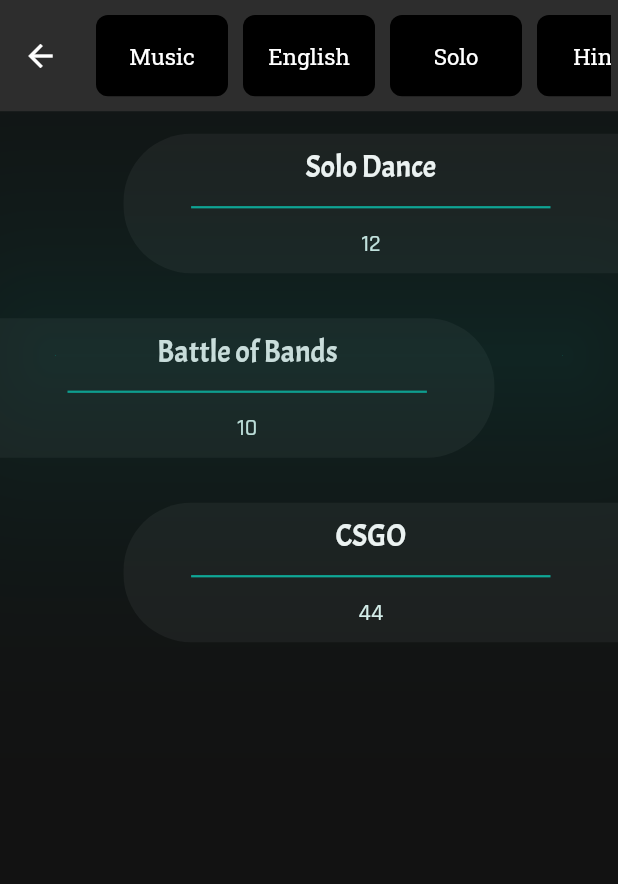
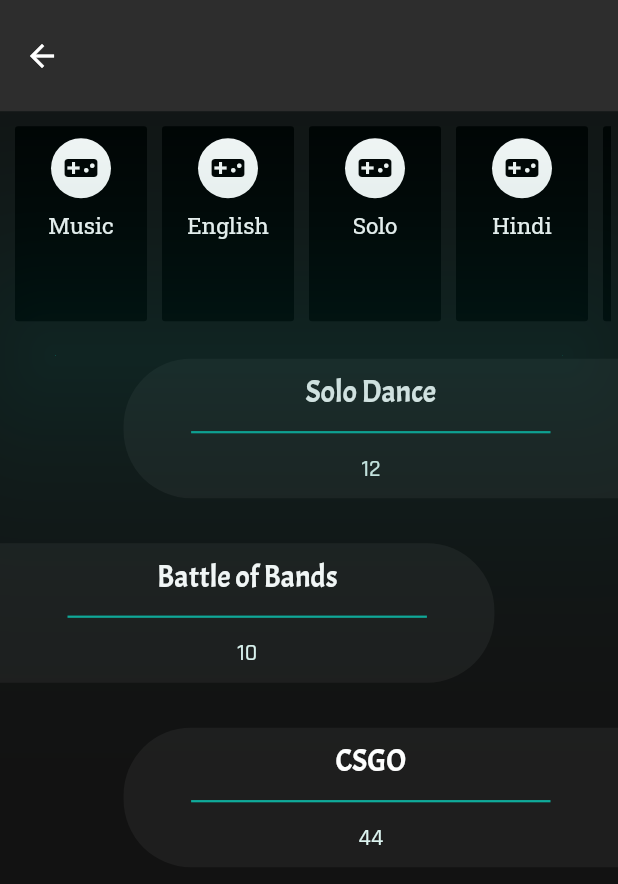
Before and after one commit to sonalika2001/Events-Page, a Flutter app: the screen it shows after launch, on a phone screen of 412 x 824 dp. Shown: the top 884 px of the screen. Run offline on Flutter 3.47's test engine with Material 2 defaults, Android fonts, the phone set to English and light mode, and no system bars.

Commit message:
changed filters position

```diff
--- a/lib/events_screen.dart
+++ b/lib/events_screen.dart
@@ -1,13 +1,11 @@
 import 'package:flutter/material.dart';
 import 'package:events_page/widgets/events_list.dart';
-import 'package:events_page/widgets/fliters.dart';
+import 'package:events_page/widgets/filters.dart';
 import 'constants.dart';
 import 'package:events_page/widgets/drawers.dart';
 
 class EventsScreen extends StatelessWidget {
   final GlobalKey<ScaffoldState> scaffoldKey = GlobalKey();
-
-
 
   @override
   Widget build(BuildContext context) {
@@ -16,13 +14,14 @@ class EventsScreen extends StatelessWidget {
       backgroundColor: kDarkThemeBackground,
       body: EventsList(),
       appBar: AppBar(
+
         automaticallyImplyLeading: false,
+
         elevation: 100,
         shadowColor: kShadowColor,
         toolbarHeight: 0.09 * MediaQuery.of(context).size.height,
         backgroundColor: kDarkThemeContrast1,
-        actions: [
-          Padding(
+        leading: Padding(
           padding: const EdgeInsets.symmetric(horizontal: 15.0),
           child: GestureDetector(
             child: Icon(
@@ -34,7 +33,8 @@ class EventsScreen extends StatelessWidget {
             },
           ),
         ),
-          Expanded(child: FiltersList()),
+        actions: [
+          Container(),
         ],
       ),
       drawer: EventDrawer(),
--- a/lib/widgets/aligned_list.dart
+++ b/lib/widgets/aligned_list.dart
@@ -6,7 +6,7 @@ import 'package:events_page/constants.dart';
 class LeftAlignedListTile extends StatelessWidget {
   LeftAlignedListTile(
       {@required this.i, @required this.width, @required this.data});
-  Data data;
+  final Data data;
   final int i;
   final width;
 
@@ -31,7 +31,7 @@ class LeftAlignedListTile extends StatelessWidget {
 class RightAlignedListTile extends StatelessWidget {
   RightAlignedListTile(
       {@required this.i, @required this.width, @required this.data});
-  Data data;
+  final Data data;
   final int i;
   final width;
 
--- a/lib/widgets/events_list.dart
+++ b/lib/widgets/events_list.dart
@@ -5,6 +5,7 @@ import 'package:flutter/material.dart';
 
 import '../events.dart';
 import 'slidable_list.dart';
+import 'filters.dart';
 
 class EventsList extends StatefulWidget {
   final Key swipeKey = Key('swipeKey');
@@ -36,7 +37,11 @@ class _EventsListState extends State<EventsList> {
     _loadFromAsset(context);
     return loading
         ? Container()
-        : ListView.builder(
+        : Column(
+          children: [
+            Expanded(child: FiltersList(),flex: 1,),
+            Expanded(flex: 4,
+                          child: ListView.builder(
                   itemCount: FilterList.getUpdatedData().length,
                   itemBuilder: (BuildContext context, int index) {
                     return alignedEventList(
@@ -46,6 +51,9 @@ class _EventsListState extends State<EventsList> {
                         index,
                         FilterList.getUpdatedData()[index]);
                   },
+                ),
+            ),
+          ],
         );
   }
 }
--- a/lib/widgets/filter_button.dart
+++ b/lib/widgets/filter_button.dart
@@ -4,7 +4,9 @@ import 'package:events_page/constants.dart';
 
 class FilterButton extends StatefulWidget {
   final String text;
-  FilterButton(this.text);
+  final IconData icon;
+  FilterButton(this.text, this.icon);
+
   @override
   _FilterButtonState createState() => _FilterButtonState();
 }
@@ -28,19 +30,31 @@ class _FilterButtonState extends State<FilterButton> {
             }
           });
         },
-        child: Center(
-          child: Text(
-            widget.text,
-            style: kFilterTextStyle,
-          ),
+        child: Column(
+          children: [
+            Padding(
+              padding: const EdgeInsets.all(8.0),
+              child: CircleAvatar(
+                child: Icon(
+                  widget.icon,
+                  color: isSelected ? Colors.white : Colors.black,
+                ),
+                backgroundColor: isSelected ? Colors.black : Colors.white,
+              ),
+            ),
+            Text(
+              widget.text,
+              style: kFilterTextStyle,
+            ),
+          ],
         ),
         textColor: isSelected ? Colors.black : kTextColor,
         color: isSelected ? kShadowColor : Colors.black,
-        shape: RoundedRectangleBorder(
-          borderRadius: BorderRadius.all(
-            Radius.circular(8),
-          ),
-        ),
+        // shape: RoundedRectangleBorder(
+        //   borderRadius: BorderRadius.all(
+        //     Radius.circular(8),
+        //   ),
+        // ),
       ),
     );
   }
--- /dev/null
+++ b/lib/widgets/filters.dart
@@ -0,0 +1,34 @@
+import 'package:flutter/material.dart';
+import 'package:flutter/rendering.dart';
+import 'filter_button.dart';
+
+class FiltersList extends StatelessWidget {
+  @override
+  Widget build(BuildContext context) {
+    return Padding(
+      padding: const EdgeInsets.all(5.0),
+      child: ListView(
+        scrollDirection: Axis.horizontal,
+        children: <Widget>[
+          FilterButton('Music',Icons.videogame_asset),
+          FilterButton('English',Icons.videogame_asset),
+          FilterButton('Solo',Icons.videogame_asset),
+          FilterButton('Hindi',Icons.videogame_asset),
+          FilterButton('Other',Icons.videogame_asset),
+          FilterButton('Painting',Icons.videogame_asset),
+          FilterButton('Anime',Icons.videogame_asset),
+          FilterButton('Public Speaking',Icons.videogame_asset),
+          FilterButton('Gaming',Icons.videogame_asset),
+          FilterButton('Comedy',Icons.videogame_asset),
+          FilterButton('Bands',Icons.videogame_asset),
+          FilterButton('Adventure',Icons.videogame_asset),
+          FilterButton('Dance',Icons.videogame_asset),
+          FilterButton('Drama',Icons.videogame_asset),
+          FilterButton('Photography',Icons.videogame_asset),
+          FilterButton('Fashion',Icons.videogame_asset),
+          FilterButton('Sports',Icons.videogame_asset),
+        ],
+      ),
+    );
+  }
+}
--- a/lib/widgets/fliters.dart
+++ /dev/null
@@ -1,34 +0,0 @@
-import 'package:flutter/material.dart';
-import 'package:flutter/rendering.dart';
-import 'filter_button.dart';
-
-class FiltersList extends StatelessWidget {
-  @override
-  Widget build(BuildContext context) {
-    return Padding(
-      padding: const EdgeInsets.all(5.0),
-      child: ListView(
-        scrollDirection: Axis.horizontal,
-        children: <Widget>[
-          FilterButton('Music'),
-          FilterButton('English'),
-          FilterButton('Solo'),
-          FilterButton('Hindi'),
-          FilterButton('Other'),
-          FilterButton('Painting'),
-          FilterButton('Anime'),
-          FilterButton('Public Speaking'),
-          FilterButton('Gaming'),
-          FilterButton('Comedy'),
-          FilterButton('Bands'),
-          FilterButton('Adventure'),
-          FilterButton('Dance'),
-          FilterButton('Drama'),
-          FilterButton('Photography'),
-          FilterButton('Fashion'),
-          FilterButton('Sports'),
-        ],
-      ),
-    );
-  }
-}
```
Also changed, not shown: pubspec.lock. Lines whose indentation alone changed are shown as unchanged.
